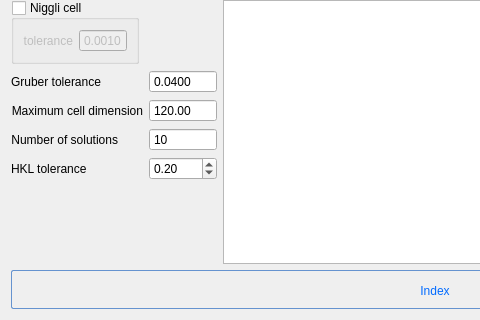
The window that apps/NSXQt/ui/DialogAutoIndexing.ui (k61n/openhkl) describes before a commit, drawn with Qt 5; both pictures show x 0 to 480 and y 282 to 602 of the 880 by 602 pixel window.
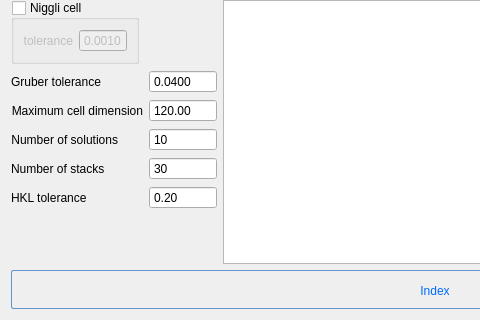
The same window after the commit. Custom widgets are drawn as their Qt base class.

Commit message: added new widget to DialogAutoIndexing

What changed in the file:
```diff
--- a/apps/NSXQt/ui/DialogAutoIndexing.ui
+++ b/apps/NSXQt/ui/DialogAutoIndexing.ui
@@ -148,13 +148,6 @@
            </property>
           </widget>
          </item>
-         <item row="3" column="0">
-          <widget class="QLabel" name="hklToleranceLabel">
-           <property name="text">
-            <string>HKL tolerance</string>
-           </property>
-          </widget>
-         </item>
          <item row="2" column="0">
           <widget class="QLabel" name="label_4">
            <property name="text">
@@ -166,7 +159,30 @@
           </widget>
          </item>
          <item row="3" column="1">
+          <widget class="QSpinBox" name="nStacks">
+           <property name="buttonSymbols">
+            <enum>QAbstractSpinBox::NoButtons</enum>
+           </property>
+           <property name="maximum">
+            <number>1000</number>
+           </property>
+           <property name="value">
+            <number>30</number>
+           </property>
+          </widget>
+         </item>
+         <item row="3" column="0">
+          <widget class="QLabel" name="label_5">
+           <property name="text">
+            <string>Number of stacks</string>
+           </property>
+          </widget>
+         </item>
+         <item row="4" column="1">
           <widget class="QDoubleSpinBox" name="hklTolerance">
+           <property name="buttonSymbols">
+            <enum>QAbstractSpinBox::NoButtons</enum>
+           </property>
            <property name="maximum">
             <double>1.000000000000000</double>
            </property>
@@ -178,6 +194,13 @@
            </property>
           </widget>
          </item>
+         <item row="4" column="0">
+          <widget class="QLabel" name="hklToleranceLabel">
+           <property name="text">
+            <string>HKL tolerance</string>
+           </property>
+          </widget>
+         </item>
         </layout>
        </item>
       </layout>
```
Left out of the diff: 3 changed lines with no effect on the pictures.
